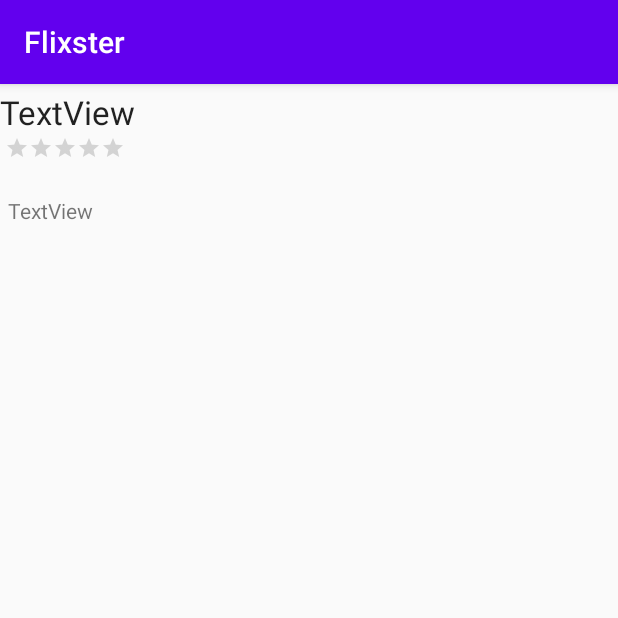
After one commit to TsukkiGia/Flixsterr, an Android app: the MovieDetailsActivity screen opened directly, with no data from a screen before it, on a phone screen of 412 x 824 dp, the top half of it. The commit adds this screen. Run offline under Robolectric (Android 15) with nearby library versions, the phone set to English and light mode, and no system bars; libraries missing offline, so code that uses them is left out: org.parceler; 5 statements that could not run were skipped.

Commit message:
Added MVP 4

```diff
--- a/app/build.gradle
+++ b/app/build.gradle
@@ -37,5 +37,7 @@ dependencies {
     implementation 'jp.wasabeef:glide-transformations:4.1.0'
     // If you want to use the GPU Filters
     implementation 'jp.co.cyberagent.android:gpuimage:2.0.4'
+    implementation 'org.parceler:parceler-api:1.1.12'
+    annotationProcessor 'org.parceler:parceler:1.1.12'
 
 }
--- a/app/src/main/AndroidManifest.xml
+++ b/app/src/main/AndroidManifest.xml
@@ -11,7 +11,7 @@
         android:roundIcon="@mipmap/ic_launcher_round"
         android:supportsRtl="true"
         android:theme="@style/AppTheme">
-        <activity android:name=".DetailsActivity"></activity>
+        <activity android:name=".MovieDetailsActivity"></activity>
         <activity android:name=".MainActivity">
             <intent-filter>
                 <action android:name="android.intent.action.MAIN" />
--- /dev/null
+++ b/app/src/main/java/com/example/flixster/MovieDetailsActivity.java
@@ -0,0 +1,37 @@
+package com.example.flixster;
+
+import androidx.appcompat.app.AppCompatActivity;
+
+import android.os.Bundle;
+import android.util.Log;
+import android.widget.RatingBar;
+import android.widget.TextView;
+
+import com.example.flixster.models.Movie;
+
+import org.parceler.Parcels;
+
+public class MovieDetailsActivity extends AppCompatActivity {
+    Movie movie;
+    TextView tvTitle;
+    TextView tvOverview;
+    RatingBar rbVoteAverage;
+
+
+    @Override
+    protected void onCreate(Bundle savedInstanceState) {
+        super.onCreate(savedInstanceState);
+        setContentView(R.layout.activity_movie_details);
+        tvTitle = (TextView) findViewById(R.id.tvTitle);
+        tvOverview = (TextView) findViewById(R.id.tvOverview);
+        rbVoteAverage = (RatingBar) findViewById(R.id.rbVoteAverage);
+        //unwrapping the movie
+        movie = (Movie) Parcels.unwrap(getIntent().getParcelableExtra((Movie.class.getSimpleName())));
+        Log.d("MovieDetailsActivity","Showing details of movie "+movie.getTitle());
+        tvTitle.setText(movie.getTitle());
+        tvOverview.setText(movie.getOverview());
+        float voteAverage = movie.getVoteAverage().floatValue();
+        rbVoteAverage.setRating(voteAverage = voteAverage > 0 ? voteAverage / 2.0f : voteAverage);
+
+    }
+}
--- /dev/null
+++ b/app/src/main/res/layout/activity_movie_details.xml
@@ -0,0 +1,43 @@
+<?xml version="1.0" encoding="utf-8"?>
+<RelativeLayout xmlns:android="http://schemas.android.com/apk/res/android"
+    xmlns:app="http://schemas.android.com/apk/res-auto"
+    xmlns:tools="http://schemas.android.com/tools"
+    android:layout_width="match_parent"
+    android:layout_height="match_parent"
+    tools:context=".MovieDetailsActivity">
+
+    <TextView
+        android:id="@+id/tvTitle"
+        android:layout_width="match_parent"
+        android:layout_height="wrap_content"
+        android:layout_alignParentStart="true"
+        android:layout_alignParentTop="true"
+        android:layout_marginStart="0dp"
+        android:layout_marginTop="4dp"
+        android:text="TextView"
+        android:textAppearance="@style/TextAppearance.AppCompat.Large"
+        tools:layout_editor_absoluteX="110dp"
+        tools:layout_editor_absoluteY="59dp" />
+
+    <RatingBar
+        android:id="@+id/rbVoteAverage"
+        style="@style/Widget.AppCompat.RatingBar.Small"
+        android:layout_width="wrap_content"
+        android:layout_height="wrap_content"
+        android:layout_below="@+id/tvTitle"
+        android:layout_alignParentStart="true"
+        android:layout_marginStart="3dp"
+        android:layout_marginTop="1dp"
+        android:numStars="5"
+        android:stepSize="0.5" />
+
+    <TextView
+        android:id="@+id/tvOverview"
+        android:layout_width="406dp"
+        android:layout_height="200dp"
+        android:layout_below="@+id/rbVoteAverage"
+        android:layout_alignParentStart="true"
+        android:layout_marginStart="5dp"
+        android:layout_marginTop="24dp"
+        android:text="TextView" />
+</RelativeLayout>
```
Also changed, not shown: app/src/main/java/com/example/flixster/DetailsActivity.java (deleted, +0 -14 lines), app/src/main/java/com/example/flixster/adapters/MovieAdapter.java (+18 -2 lines), app/src/main/java/com/example/flixster/models/Movie.java (+12 -0 lines), app/src/main/res/layout/activity_details.xml (deleted, +0 -9 lines).
